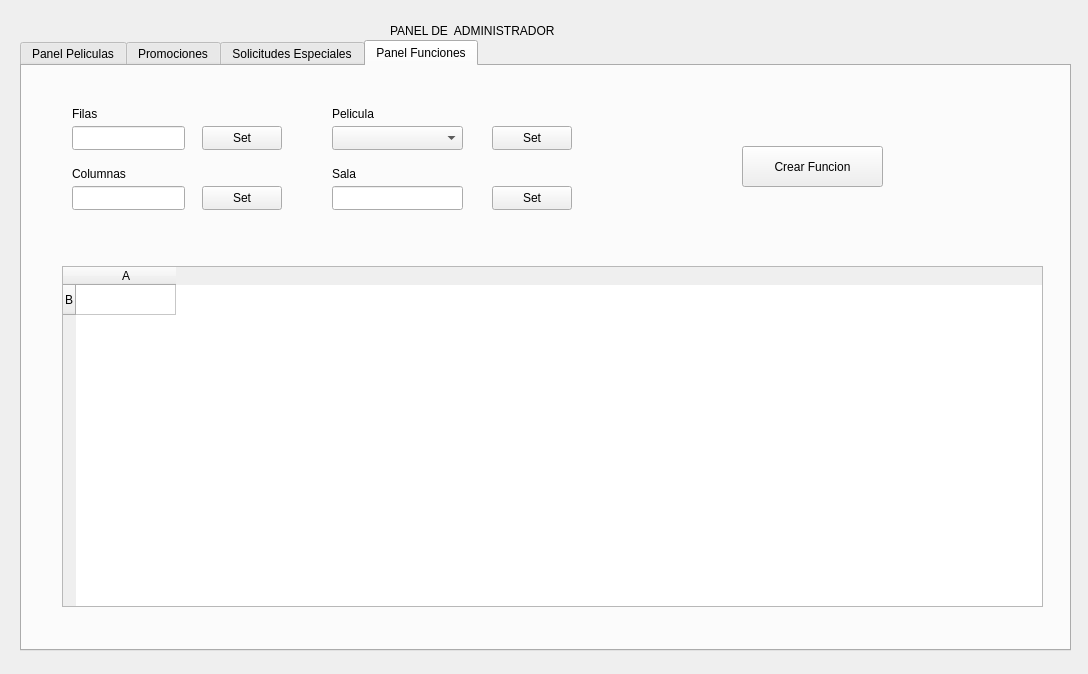
First picture: the form in EDD_Fase1/ProyectoF1/ui/admin.ui, repository MynorCanel/EDD_2S2026_PY_202307548, before the edit.
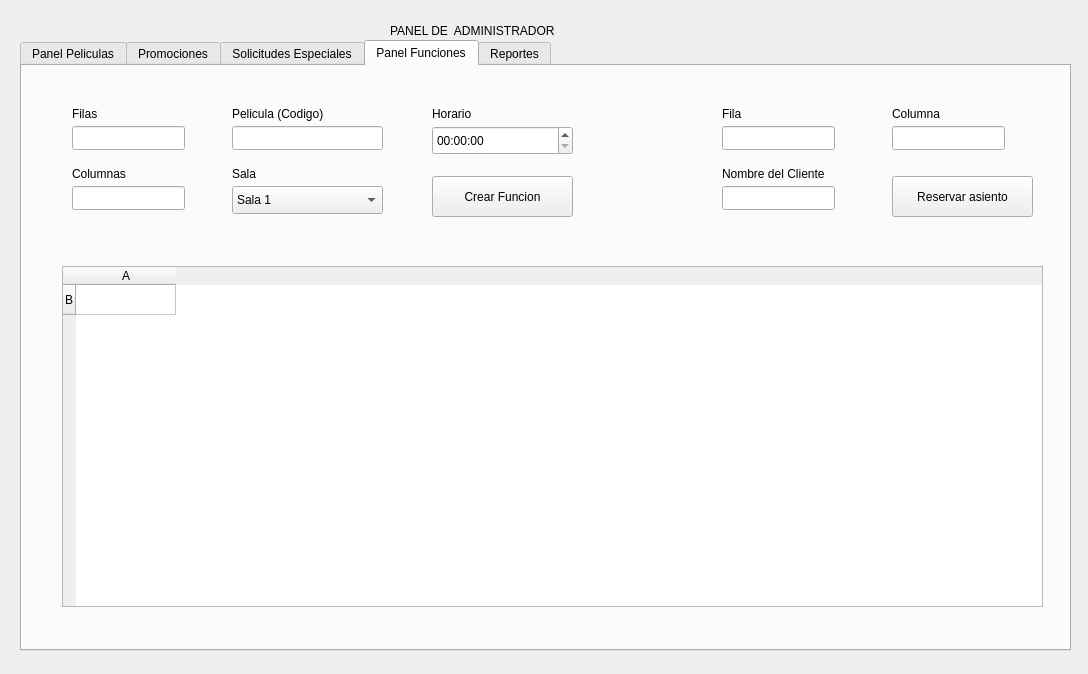
Second picture: the form after the edit. The open tabs and pages were chosen to show the change.

Commit message: feat: Se agrego la opcion de crear funciones y reservar asientos

Diff of the .ui file:
```diff
--- a/EDD_Fase1/ProyectoF1/ui/admin.ui
+++ b/EDD_Fase1/ProyectoF1/ui/admin.ui
@@ -240,8 +240,8 @@
     <widget class="QPushButton" name="botonAgregarPromocion_2">
      <property name="geometry">
       <rect>
-       <x>720</x>
-       <y>80</y>
+       <x>410</x>
+       <y>110</y>
        <width>141</width>
        <height>41</height>
       </rect>
@@ -316,98 +316,10 @@
       </rect>
      </property>
     </widget>
-    <widget class="QPushButton" name="pushButton">
-     <property name="geometry">
-      <rect>
-       <x>180</x>
-       <y>60</y>
-       <width>80</width>
-       <height>24</height>
-      </rect>
-     </property>
-     <property name="text">
-      <string>Set</string>
-     </property>
-    </widget>
-    <widget class="QPushButton" name="pushButton_2">
-     <property name="geometry">
-      <rect>
-       <x>180</x>
-       <y>120</y>
-       <width>80</width>
-       <height>24</height>
-      </rect>
-     </property>
-     <property name="text">
-      <string>Set</string>
-     </property>
-    </widget>
-    <widget class="QLabel" name="label_5">
-     <property name="geometry">
-      <rect>
-       <x>310</x>
-       <y>40</y>
-       <width>49</width>
-       <height>16</height>
-      </rect>
-     </property>
-     <property name="text">
-      <string>Pelicula</string>
-     </property>
-    </widget>
-    <widget class="QComboBox" name="comboBox">
-     <property name="geometry">
-      <rect>
-       <x>310</x>
-       <y>60</y>
-       <width>131</width>
-       <height>24</height>
-      </rect>
-     </property>
-    </widget>
-    <widget class="QPushButton" name="pushButton_3">
-     <property name="geometry">
-      <rect>
-       <x>470</x>
-       <y>60</y>
-       <width>80</width>
-       <height>24</height>
-      </rect>
-     </property>
-     <property name="text">
-      <string>Set</string>
-     </property>
-    </widget>
-    <widget class="QLineEdit" name="lineEdit_5">
-     <property name="geometry">
-      <rect>
-       <x>310</x>
-       <y>120</y>
-       <width>131</width>
-       <height>24</height>
-      </rect>
-     </property>
-     <property name="text">
-      <string/>
-     </property>
-    </widget>
-    <widget class="QPushButton" name="pushButton_7">
-     <property name="geometry">
-      <rect>
-       <x>470</x>
-       <y>120</y>
-       <width>80</width>
-       <height>24</height>
-      </rect>
-     </property>
-     <property name="text">
-      <string>Set</string>
-     </property>
-    </widget>
     <widget class="QLabel" name="label_10">
      <property name="geometry">
       <rect>
-       <x>310</x>
+       <x>210</x>
        <y>100</y>
        <width>71</width>
        <height>16</height>
@@ -417,6 +329,177 @@
       <string>Sala</string>
      </property>
     </widget>
+    <widget class="QComboBox" name="comboBoxSala">
+     <property name="geometry">
+      <rect>
+       <x>210</x>
+       <y>120</y>
+       <width>151</width>
+       <height>28</height>
+      </rect>
+     </property>
+     <item>
+      <property name="text">
+       <string>Sala 1</string>
+      </property>
+     </item>
+     <item>
+      <property name="text">
+       <string>Sala 2</string>
+      </property>
+     </item>
+     <item>
+      <property name="text">
+       <string>Sala 3</string>
+      </property>
+     </item>
+     <item>
+      <property name="text">
+       <string>Sala 4</string>
+      </property>
+     </item>
+     <item>
+      <property name="text">
+       <string>Sala 5</string>
+      </property>
+     </item>
+    </widget>
+    <widget class="QLineEdit" name="textoCodigoPelicula">
+     <property name="geometry">
+      <rect>
+       <x>210</x>
+       <y>60</y>
+       <width>151</width>
+       <height>24</height>
+      </rect>
+     </property>
+     <property name="text">
+      <string/>
+     </property>
+    </widget>
+    <widget class="QLabel" name="label_5">
+     <property name="geometry">
+      <rect>
+       <x>210</x>
+       <y>40</y>
+       <width>121</width>
+       <height>16</height>
+      </rect>
+     </property>
+     <property name="text">
+      <string>Pelicula (Codigo)</string>
+     </property>
+    </widget>
+    <widget class="QTimeEdit" name="tiempoHorarioFuncion">
+     <property name="geometry">
+      <rect>
+       <x>410</x>
+       <y>60</y>
+       <width>141</width>
+       <height>29</height>
+      </rect>
+     </property>
+    </widget>
+    <widget class="QLabel" name="label_6">
+     <property name="geometry">
+      <rect>
+       <x>410</x>
+       <y>40</y>
+       <width>121</width>
+       <height>16</height>
+      </rect>
+     </property>
+     <property name="text">
+      <string>Horario</string>
+     </property>
+    </widget>
+    <widget class="QPushButton" name="botonReservarAsiento">
+     <property name="geometry">
+      <rect>
+       <x>870</x>
+       <y>110</y>
+       <width>141</width>
+       <height>41</height>
+      </rect>
+     </property>
+     <property name="text">
+      <string>Reservar asiento</string>
+     </property>
+    </widget>
+    <widget class="QLabel" name="label_7">
+     <property name="geometry">
+      <rect>
+       <x>870</x>
+       <y>40</y>
+       <width>71</width>
+       <height>16</height>
+      </rect>
+     </property>
+     <property name="text">
+      <string>Columna</string>
+     </property>
+    </widget>
+    <widget class="QLineEdit" name="textoColumnaReserva">
+     <property name="geometry">
+      <rect>
+       <x>870</x>
+       <y>60</y>
+       <width>113</width>
+       <height>24</height>
+      </rect>
+     </property>
+    </widget>
+    <widget class="QLineEdit" name="textoFilaReserva">
+     <property name="geometry">
+      <rect>
+       <x>700</x>
+       <y>60</y>
+       <width>113</width>
+       <height>24</height>
+      </rect>
+     </property>
+    </widget>
+    <widget class="QLabel" name="label_8">
+     <property name="geometry">
+      <rect>
+       <x>700</x>
+       <y>40</y>
+       <width>49</width>
+       <height>16</height>
+      </rect>
+     </property>
+     <property name="text">
+      <string>Fila</string>
+     </property>
+    </widget>
+    <widget class="QLineEdit" name="textoNombreCliente">
+     <property name="geometry">
+      <rect>
+       <x>700</x>
+       <y>120</y>
+       <width>113</width>
+       <height>24</height>
+      </rect>
+     </property>
+    </widget>
+    <widget class="QLabel" name="label_9">
+     <property name="geometry">
+      <rect>
+       <x>700</x>
+       <y>100</y>
+       <width>111</width>
+       <height>16</height>
+      </rect>
+     </property>
+     <property name="text">
+      <string>Nombre del Cliente</string>
+     </property>
+    </widget>
+   </widget>
+   <widget class="QWidget" name="tab_4">
+    <attribute name="title">
+     <string>Reportes</string>
+    </attribute>
    </widget>
   </widget>
  </widget>
```
Left out of the diff: 10 changed lines with no effect on the pictures. The commit also changes 10 other files.
